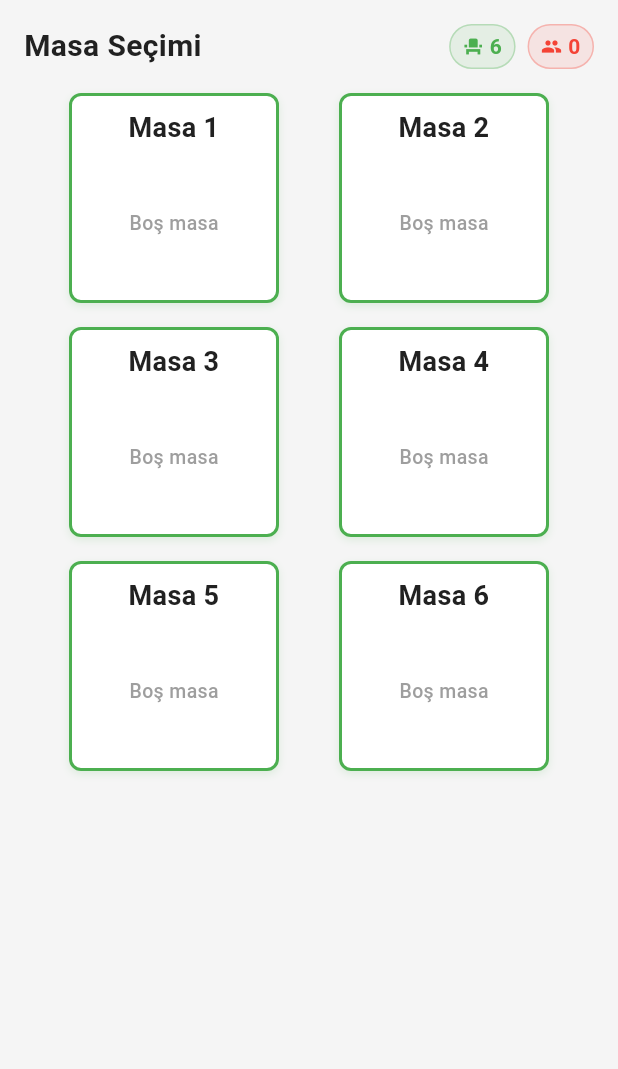
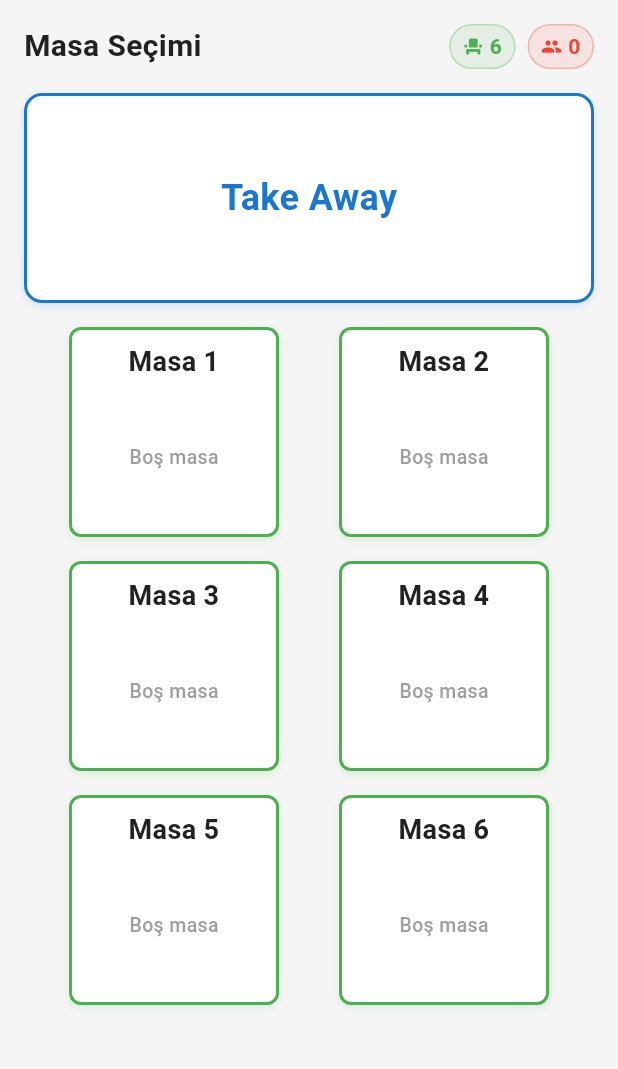
Before and after one commit to Beybarutcu/kafe_pos, a Flutter app: the screen it shows after launch, on a phone screen of 412 x 824 dp, the part 84-1153 px from its top. Run offline on Flutter 3.47's test engine with Material 3 defaults, Android fonts, the phone set to English and light mode, and no system bars; our stand-ins replace sqflite, sqflite_common_ffi; accounts and stored records are empty.

Commit message:
take away eklendi

```diff
--- a/lib/screens/table_selection_screen.dart
+++ b/lib/screens/table_selection_screen.dart
@@ -276,48 +276,6 @@ class _TableSelectionScreenState extends State<TableSelectionScreen> {
       );
     }
 
-    if (tables.isEmpty) {
-      return Center(
-        child: Padding(
-          padding: const EdgeInsets.all(24.0),
-          child: Column(
-            mainAxisAlignment: MainAxisAlignment.center,
-            children: [
-              const Icon(
-                Icons.table_restaurant,
-                size: 64,
-                color: AppColors.textSecondary,
-              ),
-              const SizedBox(height: 16),
-              const Text(
-                'Masa Bulunamadı',
-                style: TextStyle(
-                  fontSize: 24,
-                  fontWeight: FontWeight.bold,
-                  color: AppColors.textPrimary,
-                ),
-              ),
-              const SizedBox(height: 8),
-              const Text(
-                'Henüz masa tanımlanmamış.\nAyarlardan masa ekleyebilirsiniz.',
-                textAlign: TextAlign.center,
-                style: TextStyle(
-                  fontSize: 16,
-                  color: AppColors.textSecondary,
-                ),
-              ),
-              const SizedBox(height: 24),
-              ElevatedButton.icon(
-                onPressed: _showSettings,
-                icon: const Icon(Icons.settings),
-                label: const Text('Ayarlara Git'),
-              ),
-            ],
-          ),
-        ),
-      );
-    }
-
     return Padding(
       padding: const EdgeInsets.all(16.0),
       child: Column(
@@ -327,11 +285,53 @@ class _TableSelectionScreenState extends State<TableSelectionScreen> {
           _buildHeaderStats(),
           const SizedBox(height: 16),
 
+          // Take Away Button - Full width with same height as table cards
+          _buildTakeAwayButton(),
+          const SizedBox(height: 16),
+
           // Tables grid
           Expanded(
-            child: _buildTablesGrid(),
+            child: tables.isEmpty ? _buildEmptyTablesView() : _buildTablesGrid(),
           ),
         ],
+      ),
+    );
+  }
+
+  Widget _buildTakeAwayButton() {
+    return Container(
+      width: double.infinity, // Full width
+      height: 140, // Same height as table cards
+      child: InkWell(
+        onTap: _handleTakeAwayTap,
+        borderRadius: BorderRadius.circular(12),
+        child: Container(
+          decoration: BoxDecoration(
+            color: AppColors.cardBackground,
+            borderRadius: BorderRadius.circular(12),
+            border: Border.all(
+              color: AppColors.primary,
+              width: 2,
+            ),
+            boxShadow: [
+              BoxShadow(
+                color: AppColors.primary.withOpacity(0.15),
+                blurRadius: 4,
+                offset: const Offset(0, 2),
+              ),
+            ],
+          ),
+          child: const Center(
+            child: Text(
+              'Take Away',
+              style: TextStyle(
+                fontSize: 24,
+                fontWeight: FontWeight.bold,
+                color: AppColors.primary,
+              ),
+            ),
+          ),
+        ),
       ),
     );
   }
@@ -394,6 +394,48 @@ class _TableSelectionScreenState extends State<TableSelectionScreen> {
     );
   }
 
+  Widget _buildEmptyTablesView() {
+    return Center(
+      child: Padding(
+        padding: const EdgeInsets.all(24.0),
+        child: Column(
+          mainAxisAlignment: MainAxisAlignment.center,
+          children: [
+            const Icon(
+              Icons.table_restaurant,
+              size: 64,
+              color: AppColors.textSecondary,
+            ),
+            const SizedBox(height: 16),
+            const Text(
+              'Masa Bulunamadı',
+              style: TextStyle(
+                fontSize: 24,
+                fontWeight: FontWeight.bold,
+                color: AppColors.textPrimary,
+              ),
+            ),
+            const SizedBox(height: 8),
+            const Text(
+              'Henüz masa tanımlanmamış.\nAyarlardan masa ekleyebilirsiniz.',
+              textAlign: TextAlign.center,
+              style: TextStyle(
+                fontSize: 16,
+                color: AppColors.textSecondary,
+              ),
+            ),
+            const SizedBox(height: 24),
+            ElevatedButton.icon(
+              onPressed: _showSettings,
+              icon: const Icon(Icons.settings),
+              label: const Text('Ayarlara Git'),
+            ),
+          ],
+        ),
+      ),
+    );
+  }
+
   Widget _buildTablesGrid() {
     return LayoutBuilder(
       builder: (context, constraints) {
@@ -437,6 +479,22 @@ class _TableSelectionScreenState extends State<TableSelectionScreen> {
       _startNewOrder(table);
     } else {
       _continueOrder(table);
+    }
+  }
+
+  void _handleTakeAwayTap() async {
+    try {
+      // Create a special "table" for take away orders with a proper ID
+      final takeAwayTable = CafeTable(
+        id: -1, // Special ID for take away orders
+        tableNumber: 0, // Special number for take away
+        name: 'Take Away',
+        status: AppConstants.tableStatusEmpty,
+      );
+
+      _navigateToOrderScreen(takeAwayTable);
+    } catch (e) {
+      _showErrorSnackBar('Take away siparişi başlatılırken hata: $e');
     }
   }
 
```
Also changed, not shown: lib/screens/order_screen.dart (+26 -3 lines).
